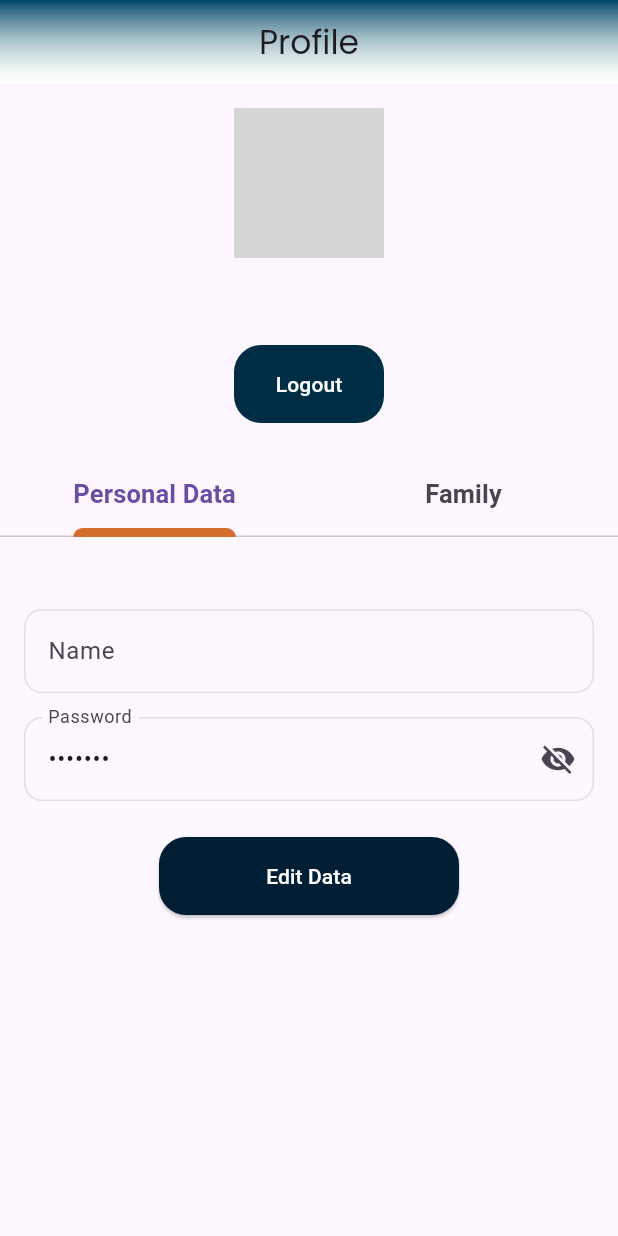
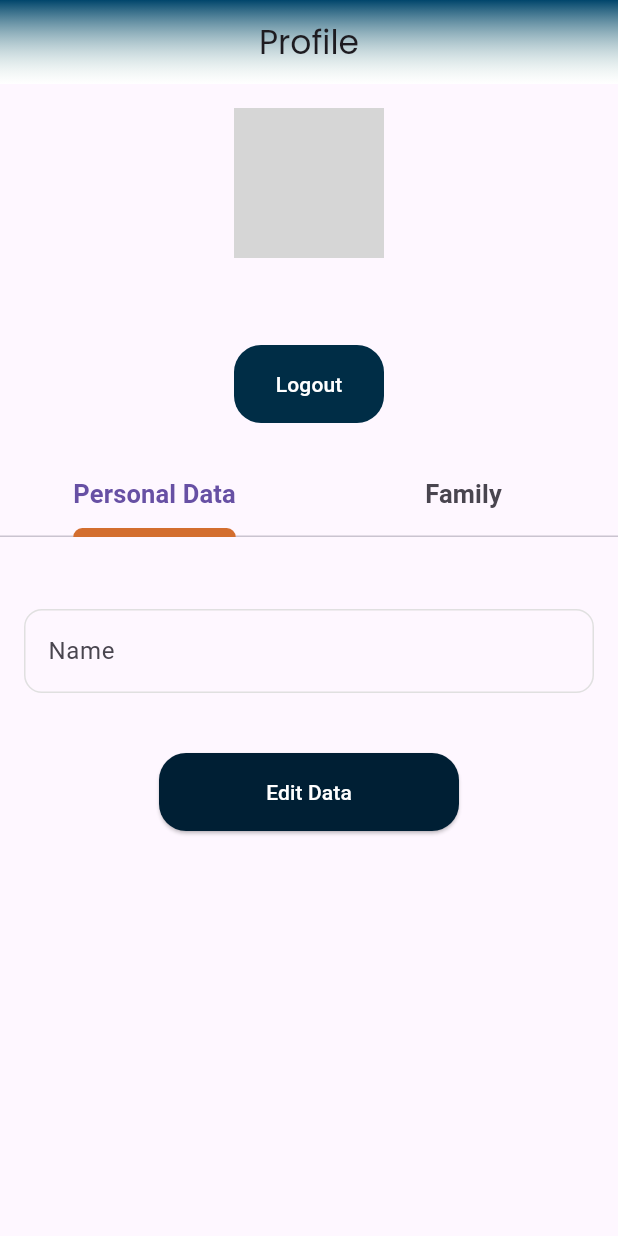
Before and after one commit to huiyinghuan/team12_PSD_NILM_Mobile_Application, a Flutter app: the UserProfile widget shown alone on an empty page, opened directly, on a phone screen of 412 x 824 dp. Run offline on Flutter 3.47's test engine with Material 3 defaults, Android fonts, the phone set to English and light mode, and no system bars; our stand-ins replace fl_chart, google_fonts, shared_preferences; accounts and stored records are empty; network calls fail; grey boxes are pictures that could not be loaded.

Commit message:
remove the password field in profile

```diff
--- a/lib/pages/profile/userProfile.dart
+++ b/lib/pages/profile/userProfile.dart
@@ -171,38 +171,38 @@ class _UserProfileState extends State<UserProfile> {
                               ),
                             ),
                             SizedBox(height: 16),
-                            TextFormField(
-                              initialValue: 'test123',
-                              // controller: _passwordController,
-                              obscureText: !_isPasswordVisible,
-                              decoration: InputDecoration(
-                                labelText: 'Password',
-                                hintText:
-                                    'Leave blank to keep current password',
-                                enabledBorder: OutlineInputBorder(
-                                  borderSide:
-                                      BorderSide(color: Colors.grey.shade300),
-                                  borderRadius: BorderRadius.circular(12),
-                                ),
-                                focusedBorder: OutlineInputBorder(
-                                  borderSide: BorderSide(
-                                      color: AppColors.primary2, width: 2),
-                                  borderRadius: BorderRadius.circular(12),
-                                ),
-                                suffixIcon: IconButton(
-                                  icon: Icon(
-                                    _isPasswordVisible
-                                        ? Icons.visibility
-                                        : Icons.visibility_off,
-                                  ),
-                                  onPressed: () {
-                                    setState(() {
-                                      _isPasswordVisible = !_isPasswordVisible;
-                                    });
-                                  },
-                                ),
-                              ),
-                            ),
+                            // TextFormField(
+                            //   initialValue: 'test123',
+                            //   // controller: _passwordController,
+                            //   obscureText: !_isPasswordVisible,
+                            //   decoration: InputDecoration(
+                            //     labelText: 'Password',
+                            //     hintText:
+                            //         'Leave blank to keep current password',
+                            //     enabledBorder: OutlineInputBorder(
+                            //       borderSide:
+                            //           BorderSide(color: Colors.grey.shade300),
+                            //       borderRadius: BorderRadius.circular(12),
+                            //     ),
+                            //     focusedBorder: OutlineInputBorder(
+                            //       borderSide: BorderSide(
+                            //           color: AppColors.primary2, width: 2),
+                            //       borderRadius: BorderRadius.circular(12),
+                            //     ),
+                            //     suffixIcon: IconButton(
+                            //       icon: Icon(
+                            //         _isPasswordVisible
+                            //             ? Icons.visibility
+                            //             : Icons.visibility_off,
+                            //       ),
+                            //       onPressed: () {
+                            //         setState(() {
+                            //           _isPasswordVisible = !_isPasswordVisible;
+                            //         });
+                            //       },
+                            //     ),
+                            //   ),
+                            // ),
                             SizedBox(height: 24),
                             ElevatedButton(
                               onPressed: () {
```
